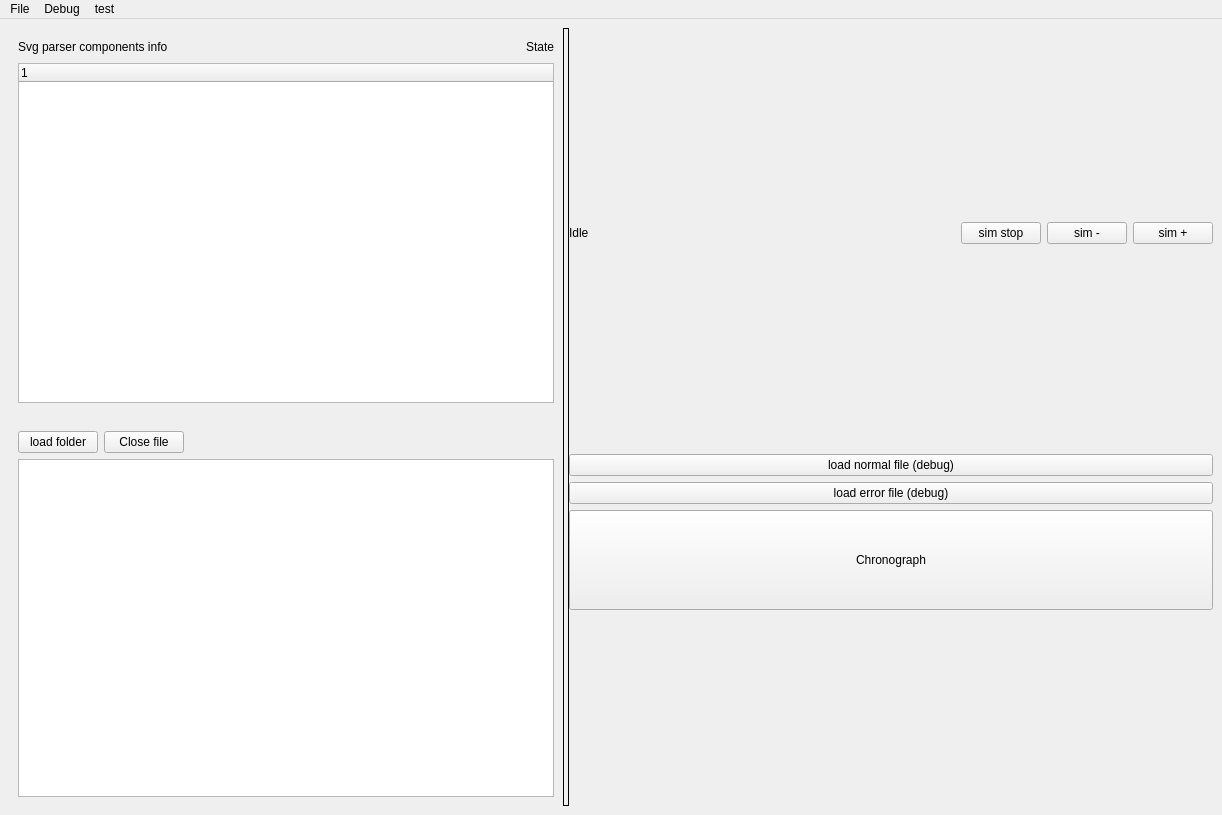
This is code/Qt_VHDL_SVG_proj/forms/mainwindow.ui in LirokWid/QT_VHDL_simulator as Qt 5 draws it before an edit. The edited form follows.
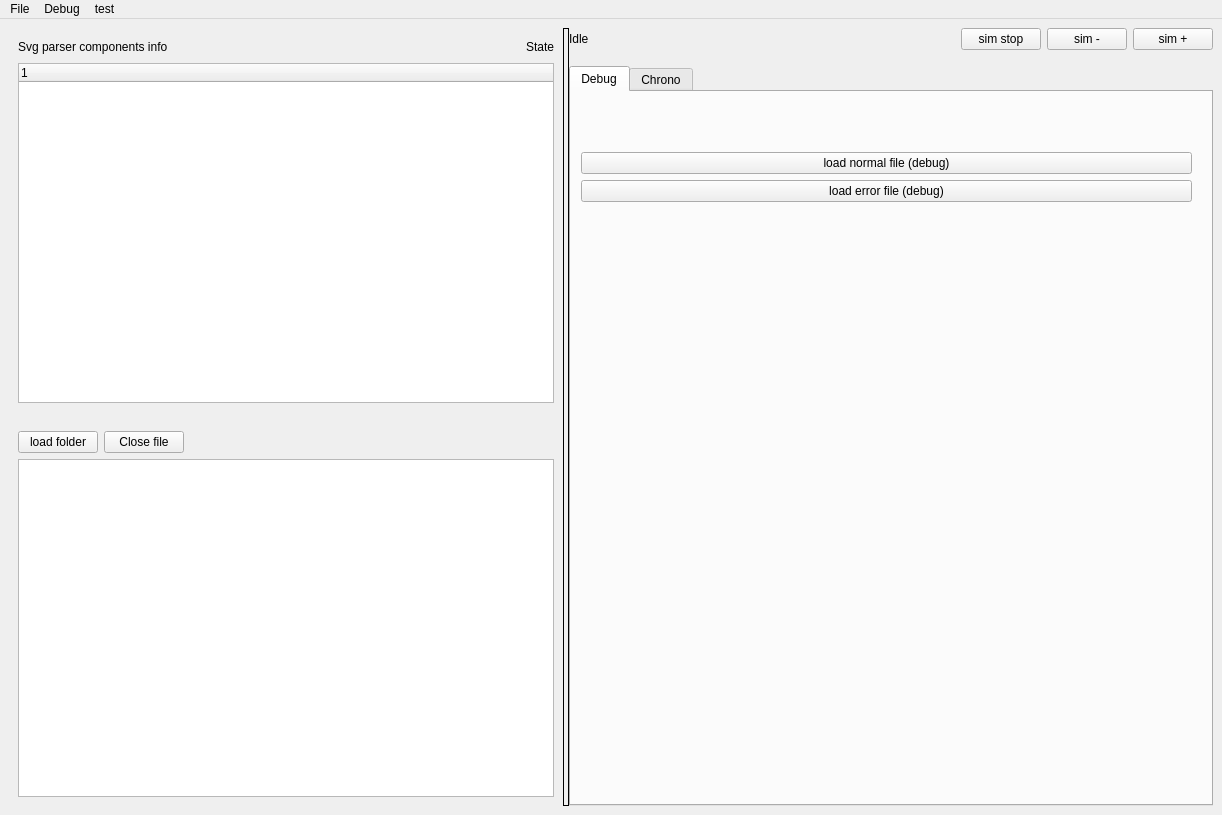
This is the edited form. The open tabs and pages were chosen to show the change.

Diff of the .ui file:
```diff
--- a/code/Qt_VHDL_SVG_proj/forms/mainwindow.ui
+++ b/code/Qt_VHDL_SVG_proj/forms/mainwindow.ui
@@ -296,7 +296,38 @@
         <item>
          <layout class="QVBoxLayout" name="verticalLayout_3">
           <property name="sizeConstraint">
-           <enum>QLayout::SetFixedSize</enum>
+           <enum>QLayout::SetDefaultConstraint</enum>
+          </property>
+          <item>
+           <widget class="QTabWidget" name="tabWidget">
+            <property name="tabPosition">
+             <enum>QTabWidget::North</enum>
+            </property>
+            <property name="currentIndex">
+             <number>1</number>
+            </property>
+            <widget class="QWidget" name="tab">
+             <property name="sizePolicy">
+              <sizepolicy hsizetype="Preferred" vsizetype="Fixed">
+               <horstretch>0</horstretch>
+               <verstretch>0</verstretch>
+              </sizepolicy>
+             </property>
+             <attribute name="title">
+              <string>Debug</string>
+             </attribute>
+             <widget class="QWidget" name="verticalLayoutWidget">
+              <property name="geometry">
+               <rect>
+                <x>10</x>
+                <y>60</y>
+                <width>611</width>
+                <height>241</height>
+               </rect>
+              </property>
+              <layout class="QVBoxLayout" name="verticalLayout_2">
+               <property name="sizeConstraint">
+                <enum>QLayout::SetMaximumSize</enum>
           </property>
           <item>
            <widget class="QPushButton" name="pushButton">
@@ -312,17 +343,14 @@
             </property>
            </widget>
           </item>
-          <item>
-           <widget class="QPushButton" name="pushButton_11">
-            <property name="minimumSize">
-             <size>
-              <width>0</width>
-              <height>100</height>
-             </size>
-            </property>
-            <property name="text">
-             <string>Chronograph</string>
-            </property>
+              </layout>
+             </widget>
+            </widget>
+            <widget class="QWidget" name="tab_chrono">
+             <attribute name="title">
+              <string>Chrono</string>
+             </attribute>
+            </widget>
            </widget>
           </item>
          </layout>
```
Lines whose indentation alone changed are shown as unchanged.
